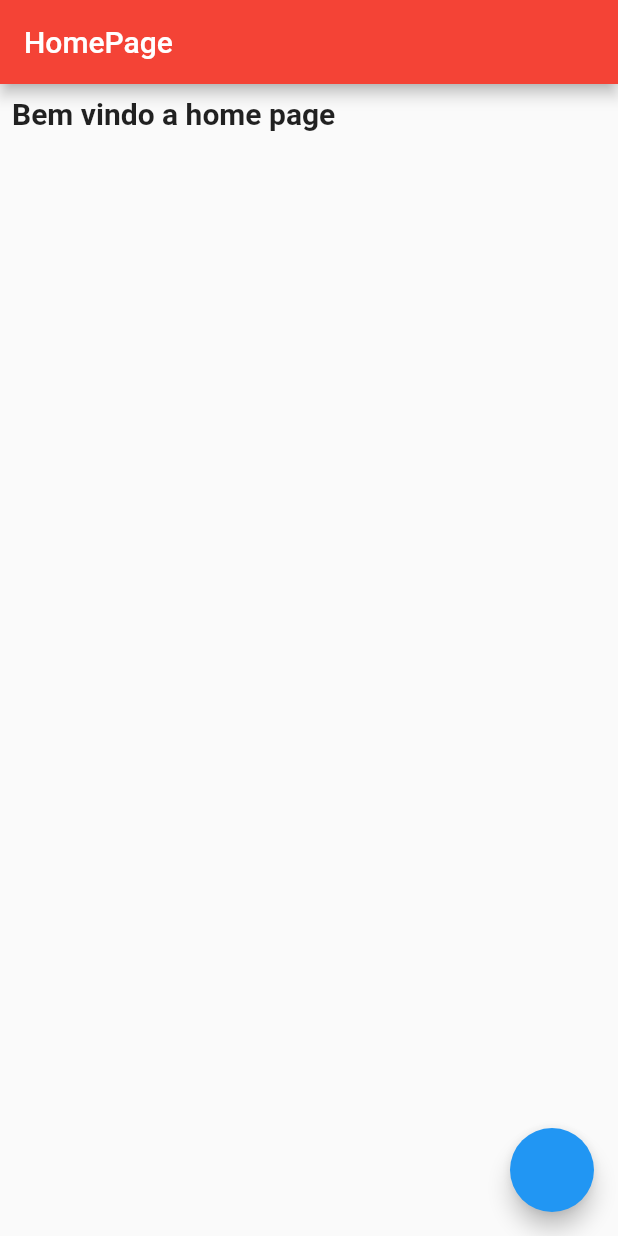
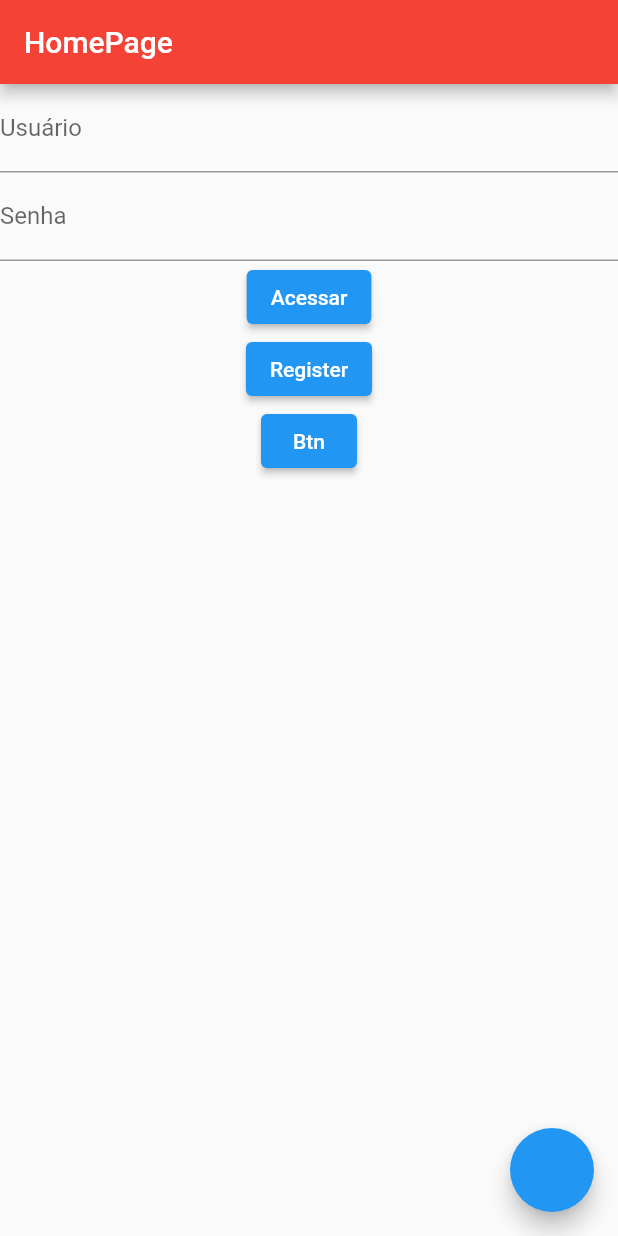
Before and after one commit to EvertonLimaInovacaointeligentes/flutter_firebase, a Flutter app: the screen it shows after launch, on a phone screen of 412 x 824 dp. Run offline on Flutter 3.47's test engine with Material 2 defaults, Android fonts, the phone set to English and light mode, and no system bars; our stand-ins replace firebase_auth, firebase_core, firebase_crashlytics, firebase_messaging, firebase_remote_config, flutter_local_notifications; accounts and stored records are empty.

```diff
--- /dev/null
+++ b/lib/firebase_auth/auth_interface.dart
@@ -0,0 +1,7 @@
+import 'package:firebase_project/firebase_auth/auth_result.dart';
+
+abstract class AuthInterface {
+  Future<AuthResult> login(String user, String pass);
+
+  Future<AuthResult> register(String user, String pass);
+}
--- /dev/null
+++ b/lib/firebase_auth/auth_result.dart
@@ -0,0 +1,7 @@
+class AuthResult {
+  final String? msgError;
+
+  AuthResult({this.msgError});
+
+  bool get isSuccess => msgError == null;
+}
--- a/lib/pages/home.dart
+++ b/lib/pages/home.dart
@@ -1,3 +1,6 @@
+import 'package:firebase_crashlytics/firebase_crashlytics.dart';
+import 'package:firebase_project/firebase_auth/auth_interface.dart';
+import 'package:firebase_project/firebase_auth/custom_firebase_auth.dart';
 import 'package:firebase_project/remote_config/custom_remote_config.dart';
 import 'package:firebase_project/remote_config/custom_visible_rc_widget.dart';
 import 'package:flutter/material.dart';
@@ -12,6 +15,13 @@ class Home extends StatefulWidget {
 }
 
 class _HomeState extends State<Home> {
+  bool _isLoading = false;
+  final AuthInterface _auth = CustomFirebaseAuth();
+  var controllerUser = TextEditingController();
+  var controllerPass = TextEditingController();
+
+  String? erroMsg;
+
   @override
   Widget build(BuildContext context) {
     setState(() {});
@@ -27,15 +37,61 @@ class _HomeState extends State<Home> {
         child: Column(
           verticalDirection: VerticalDirection.down,
           children: [
-            const Padding(
-              padding: EdgeInsets.all(8.0),
-              child: Text('Bem vindo a home page',
-                  style:
-                      TextStyle(fontSize: 20.0, fontWeight: FontWeight.bold)),
+            TextFormField(
+              controller: controllerUser,
+              decoration: const InputDecoration(
+                label: Text('Usuário'),
+              ),
+            ),
+            TextFormField(
+              controller: controllerPass,
+              decoration: const InputDecoration(
+                label: Text('Senha'),
+              ),
+            ),
+            ElevatedButton(
+              onPressed: () async {
+                String user = controllerUser.text;
+                String pass = controllerPass.text;
+
+                var result = await _auth.login(user, pass);
+                if (result.isSuccess) {
+                  setState(() => erroMsg = null);
+                  print('Sucess Login');
+                } else {
+                  setState(() => erroMsg = result.msgError);
+                }
+              },
+              child: const Text('Acessar'),
+            ),
+            ElevatedButton(
+              onPressed: () async {
+                String user = controllerUser.text;
+                String pass = controllerUser.text;
+
+                var result = await _auth.register(user, pass);
+                if (result.isSuccess) {
+                  setState(() => erroMsg = null);
+                  print('Sucess Register');
+                } else{
+                  setState(() =>erroMsg = result.msgError);
+                }
+              },
+              child: const Text('Register'),
+            ),
+            if(erroMsg !=null) Text(erroMsg!),
+            ElevatedButton(
+              onPressed: () {
+                FirebaseCrashlytics.instance
+                    .log("Ocorreu uma Exception manual!");
+                throw Exception('Testar Erro manual');
+              },
+              child: const Text('Btn'),
             ),
             CustomVisibleRCWidget(
               rmKey: 'RC',
-              defaultValue: CustomRemoteConfig().getValueOrDefault(key: 'NewHome', defaultValue: false),
+              defaultValue: CustomRemoteConfig()
+                  .getValueOrDefault(key: 'NewHome', defaultValue: false),
               child: Container(
                 height: 100,
                 width: 100,
@@ -48,6 +104,7 @@ class _HomeState extends State<Home> {
       floatingActionButton: FloatingActionButton(
         onPressed: () async {
           await CustomRemoteConfig().forceFetch();
+          setState(() {});
           print('Executou o botao');
         },
       ),
--- a/pubspec.yaml
+++ b/pubspec.yaml
@@ -38,6 +38,9 @@ dependencies:
   firebase_messaging: ^11.2.6
   flutter_local_notifications: ^9.2.0
   firebase_remote_config: ^2.0.0
+  firebase_crashlytics: ^2.5.1
+  firebase_auth: ^3.3.7
+
 dev_dependencies:
   flutter_test:
     sdk: flutter
```
Also changed, not shown: lib/firebase_auth/custom_firebase_auth.dart (added, +57 -0 lines), lib/main.dart (+8 -12 lines), pubspec.lock (deleted), 2 other files.
